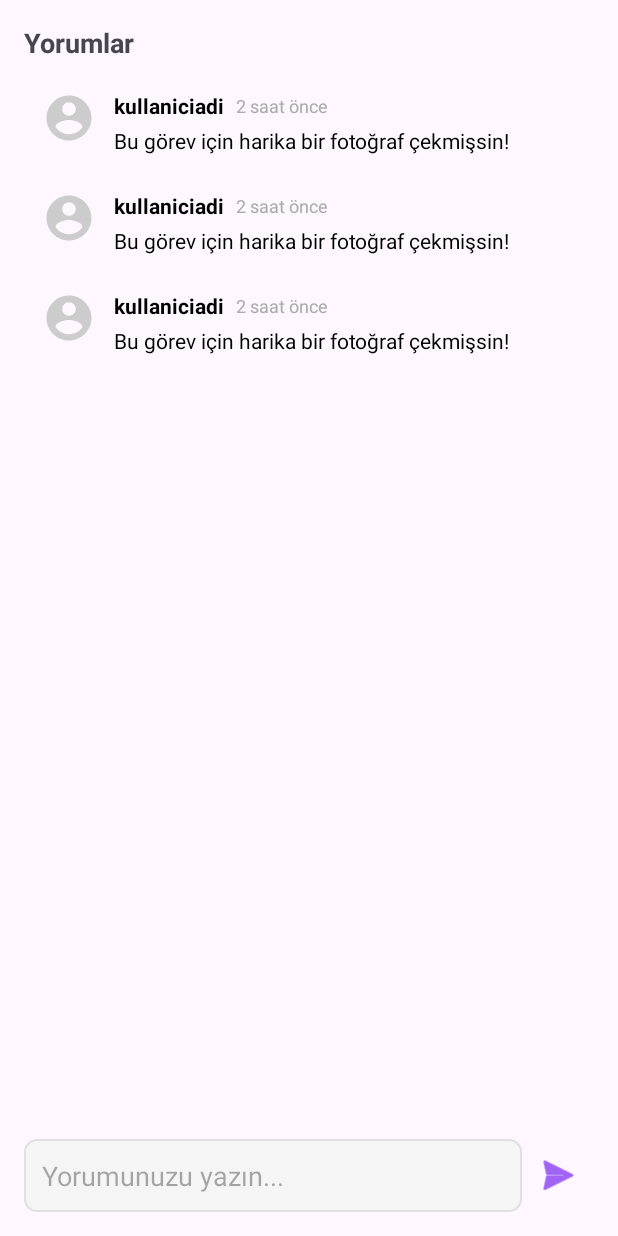
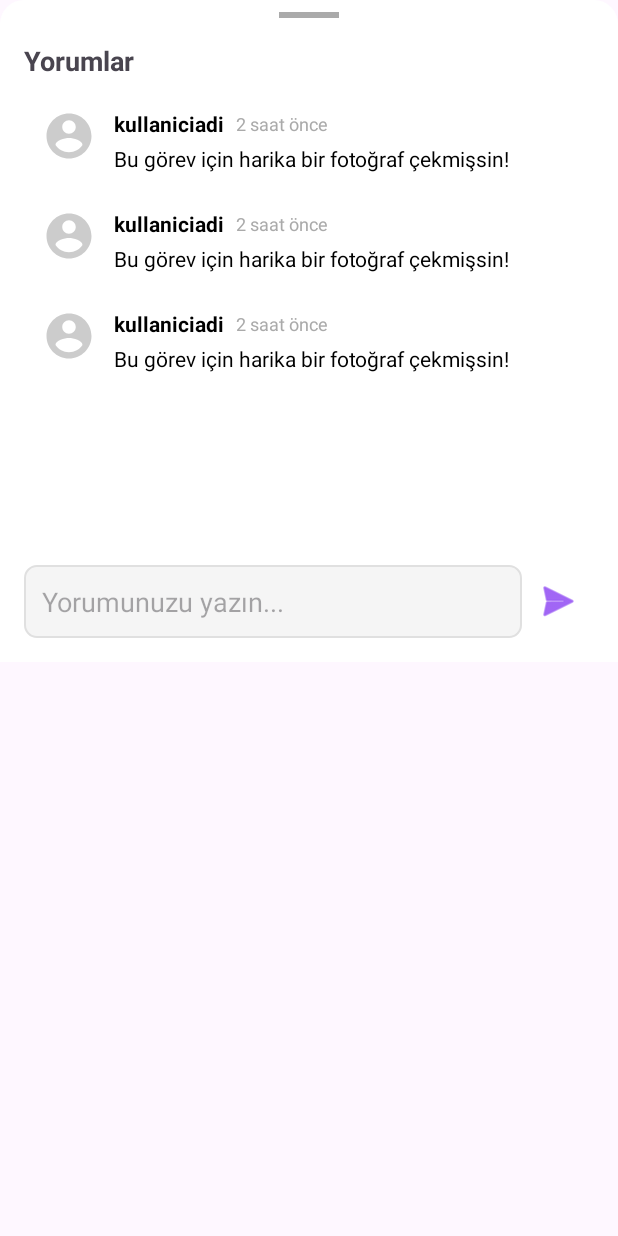
Before and after one commit to tanaytok/Dood_Mobile_App, an Android app: the layout dialog_comments.xml on its own in the app's theme, with its tools: preview values and no code run, on a phone screen of 412 x 824 dp. Run offline under Robolectric (Android 15) with nearby library versions, the phone set to English and light mode, and no system bars.

```diff
--- /dev/null
+++ b/app/src/main/res/drawable/bottom_sheet_background.xml
@@ -0,0 +1,8 @@
+<?xml version="1.0" encoding="utf-8"?>
+<shape xmlns:android="http://schemas.android.com/apk/res/android"
+    android:shape="rectangle">
+    <solid android:color="@android:color/white" />
+    <corners
+        android:topLeftRadius="16dp"
+        android:topRightRadius="16dp" />
+</shape>
--- a/app/src/main/res/layout/dialog_comments.xml
+++ b/app/src/main/res/layout/dialog_comments.xml
@@ -3,25 +3,42 @@
     xmlns:app="http://schemas.android.com/apk/res-auto"
     xmlns:tools="http://schemas.android.com/tools"
     android:layout_width="match_parent"
-    android:layout_height="match_parent"
-    android:padding="16dp">
+    android:layout_height="wrap_content"
+    android:background="@drawable/bottom_sheet_background"
+    android:paddingBottom="16dp">
+
+    <!-- Tutamak (Handle) -->
+    <View
+        android:id="@+id/bottom_sheet_handle"
+        android:layout_width="40dp"
+        android:layout_height="4dp"
+        android:layout_marginTop="8dp"
+        android:background="@android:color/darker_gray"
+        app:layout_constraintEnd_toEndOf="parent"
+        app:layout_constraintStart_toStartOf="parent"
+        app:layout_constraintTop_toTopOf="parent" />
 
     <TextView
         android:id="@+id/text_title"
         android:layout_width="0dp"
         android:layout_height="wrap_content"
+        android:layout_marginStart="16dp"
+        android:layout_marginTop="16dp"
+        android:layout_marginEnd="16dp"
         android:text="Yorumlar"
         android:textSize="18sp"
         android:textStyle="bold"
         app:layout_constraintEnd_toEndOf="parent"
         app:layout_constraintStart_toStartOf="parent"
-        app:layout_constraintTop_toTopOf="parent" />
+        app:layout_constraintTop_toBottomOf="@+id/bottom_sheet_handle" />
 
     <androidx.recyclerview.widget.RecyclerView
         android:id="@+id/recycler_view_comments"
         android:layout_width="0dp"
-        android:layout_height="0dp"
+        android:layout_height="300dp"
         android:layout_marginTop="8dp"
+        android:layout_marginStart="16dp"
+        android:layout_marginEnd="16dp"
         android:layout_marginBottom="8dp"
         app:layout_constraintBottom_toTopOf="@+id/layout_add_comment"
         app:layout_constraintEnd_toEndOf="parent"
@@ -56,9 +73,13 @@
         android:layout_width="0dp"
         android:layout_height="wrap_content"
         android:orientation="horizontal"
+        android:layout_marginStart="16dp"
+        android:layout_marginEnd="16dp"
+        android:layout_marginTop="8dp"
         app:layout_constraintBottom_toBottomOf="parent"
         app:layout_constraintEnd_toEndOf="parent"
-        app:layout_constraintStart_toStartOf="parent">
+        app:layout_constraintStart_toStartOf="parent"
+        app:layout_constraintTop_toBottomOf="@+id/recycler_view_comments">
 
         <EditText
             android:id="@+id/edit_text_comment"
```
Also changed, not shown: app/src/main/java/com/example/dodoprojectv2/ui/home/HomeFragment.kt (+7 -4 lines), app/src/main/res/anim/slide_down.xml (added, +7 -0 lines), app/src/main/res/anim/slide_up.xml (added, +7 -0 lines), app/src/main/res/values/themes.xml (+14 -0 lines).
